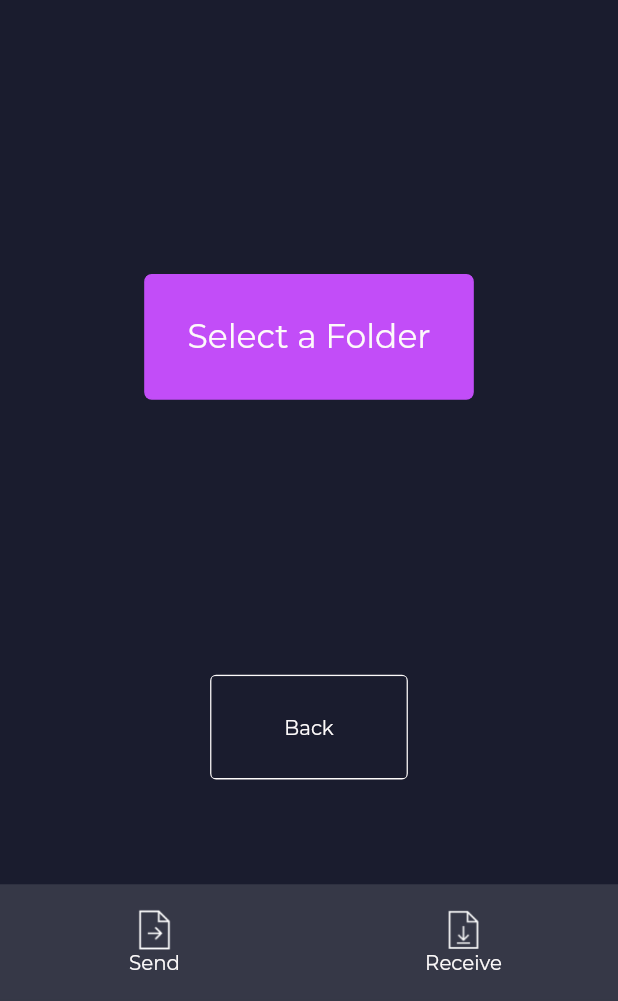
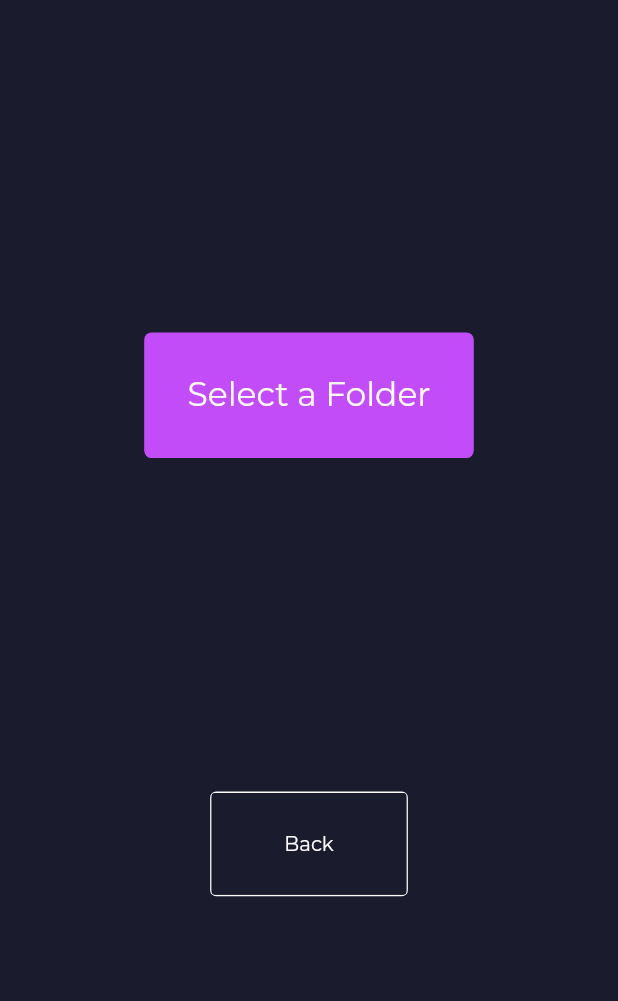
Before and after one commit to LeastAuthority/destiny, a Flutter app: the Settings screen opened by its route, on a phone screen of 412 x 824 dp, the part 235-1236 px from its top. Run offline on Flutter 3.47's test engine with Material 2 defaults, Android fonts, the phone set to English and light mode, and no system bars; our stand-ins replace basic_utils, file_picker, flutter_screenutil, intro_slider, shared_preferences; accounts and stored records are empty; project files that could hold a hidden picture were left out.

```diff
--- a/lib/views/settings.dart
+++ b/lib/views/settings.dart
@@ -12,10 +12,6 @@ class Settings extends StatelessWidget {
   @override
   Widget build(BuildContext context) {
     return Scaffold(
-        bottomNavigationBar:  CustomBottomBar(
-             path: SETTINGS_ROUTE,
-             key: Key(BOTTOM_NAV_BAR),
-        ),
         appBar: CustomAppBar(
             title: SETTINGS,
             key:Key(CUSTOM_NAV_BAR),
@@ -48,6 +44,7 @@ class Settings extends StatelessWidget {
                             key:Key(SETTINGS_SCREEN_SELECT_A_FOLDER_BUTTON)
                         ),
                       Button(BACK, () {
+                        Navigator.pop(context);
                       })
                     ]
                 ),
```
